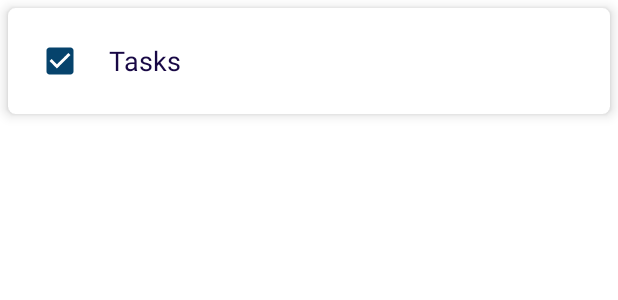
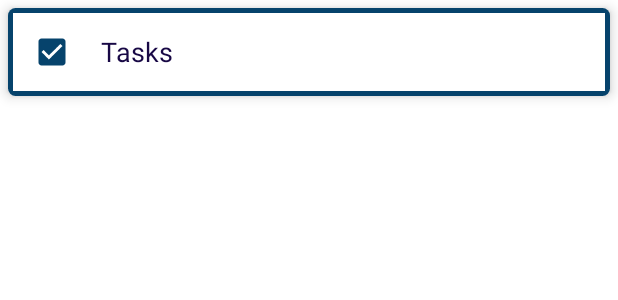
Before and after one commit to SudarshanDevkota/PeakProductive, an Android app: the layout task_view_model.xml on its own in the app's theme, with its tools: preview values and no code run, on a phone screen of 412 x 824 dp. Shown: the top 300 px of the screen. Run offline under Robolectric (Android 15) with nearby library versions, the phone set to English and light mode, and no system bars; Roboto replaces fonts that are not available here.

Commit message:
priority color set
	- priority drawable shape
	- change color in onbindViewHolder

```diff
--- /dev/null
+++ b/app/src/main/res/drawable/priority_drawable.xml
@@ -0,0 +1,4 @@
+<?xml version="1.0" encoding="utf-8"?>
+<shape xmlns:android="http://schemas.android.com/apk/res/android" android:shape="rectangle">
+    <stroke android:color="?attr/colorPrimary" android:width="3dp"/>
+</shape>
--- a/app/src/main/res/layout/task_view_model.xml
+++ b/app/src/main/res/layout/task_view_model.xml
@@ -5,19 +5,15 @@
     android:layout_height="wrap_content"
     android:layout_margin="5dp"
     app:cardCornerRadius="5dp"
-    app:cardElevation="5dp">
+    app:cardElevation="5dp"
+    android:background="@drawable/priority_drawable">
 
     <LinearLayout
+        android:id="@+id/layout"
         android:layout_width="match_parent"
         android:layout_height="match_parent"
-        android:orientation="vertical">
-
-        <LinearLayout
-            android:layout_width="match_parent"
-            android:layout_height="match_parent"
-            android:layout_margin="5dp"
-            android:minHeight="60dp"
-            android:orientation="horizontal">
+        android:orientation="horizontal"
+        android:background="@drawable/priority_drawable">
 
             <CheckBox
                 android:id="@+id/check_box"
@@ -41,6 +37,6 @@
                 android:textSize="18sp" />
         </LinearLayout>
 
-    </LinearLayout>
+
 
 </androidx.cardview.widget.CardView>
--- a/app/src/main/res/values/colors.xml
+++ b/app/src/main/res/values/colors.xml
@@ -8,6 +8,7 @@
     <color name="blue_light">#02A699</color>
     <color name="orange_mid">#F67620</color>
     <color name="teal_700">#FF018786</color>
+    <color name="green">#05B90E</color>
     <color name="black">#FF000000</color>
     <color name="white">#FFFFFFFF</color>
     <color name="white_light">#D6CDCD</color>
```
Also changed, not shown: app/src/main/java/com/example/peakproductive/adaptors/TaskModelAdaptor.java (+19 -6 lines).
